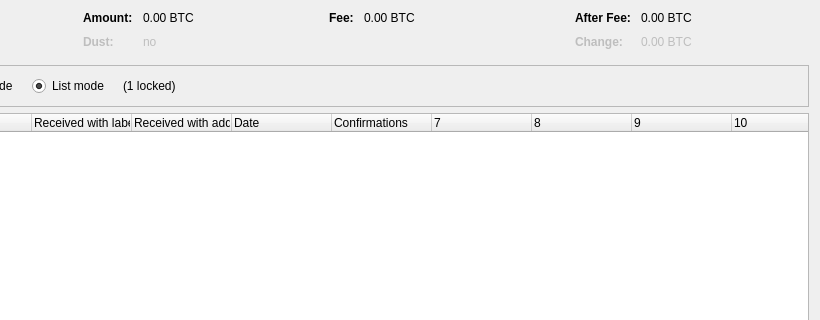
The window that src/qt/forms/coincontroldialog.ui (folm/Version-2) describes before a commit, drawn with Qt 5; both pictures show x 180 to 1000 and y 0 to 320 of the 1000 by 500 pixel window.
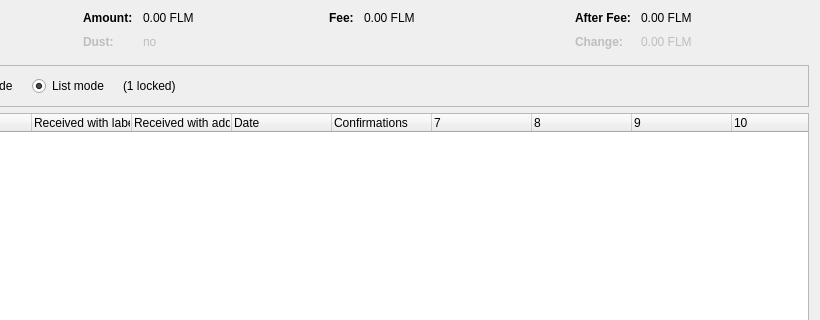
The same window after the commit. Custom widgets are drawn as their Qt base class.

The edit to the form file:
```diff
--- a/src/qt/forms/coincontroldialog.ui
+++ b/src/qt/forms/coincontroldialog.ui
@@ -132,7 +132,7 @@
           <enum>Qt::ActionsContextMenu</enum>
          </property>
          <property name="text">
-          <string notr="true">0.00 BTC</string>
+          <string notr="true">0.00 FLM</string>
          </property>
          <property name="textInteractionFlags">
           <set>Qt::LinksAccessibleByMouse|Qt::TextSelectableByKeyboard|Qt::TextSelectableByMouse</set>
@@ -212,7 +212,7 @@
           <enum>Qt::ActionsContextMenu</enum>
          </property>
          <property name="text">
-          <string notr="true">0.00 BTC</string>
+          <string notr="true">0.00 FLM</string>
          </property>
          <property name="textInteractionFlags">
           <set>Qt::LinksAccessibleByMouse|Qt::TextSelectableByKeyboard|Qt::TextSelectableByMouse</set>
@@ -257,7 +257,7 @@
           <enum>Qt::ActionsContextMenu</enum>
          </property>
          <property name="text">
-          <string notr="true">0.00 BTC</string>
+          <string notr="true">0.00 FLM</string>
          </property>
          <property name="textInteractionFlags">
           <set>Qt::LinksAccessibleByMouse|Qt::TextSelectableByKeyboard|Qt::TextSelectableByMouse</set>
@@ -292,7 +292,7 @@
           <enum>Qt::ActionsContextMenu</enum>
          </property>
          <property name="text">
-          <string notr="true">0.00 BTC</string>
+          <string notr="true">0.00 FLM</string>
          </property>
          <property name="textInteractionFlags">
           <set>Qt::LinksAccessibleByMouse|Qt::TextSelectableByKeyboard|Qt::TextSelectableByMouse</set>
```
